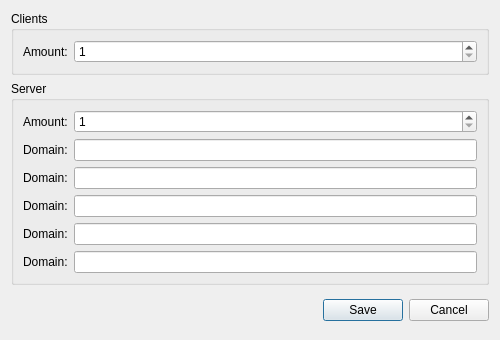
Above: src/views/dialogs/settingsdialog.ui from Filan-glitch/NetSim before the change. Below: the same form after it.
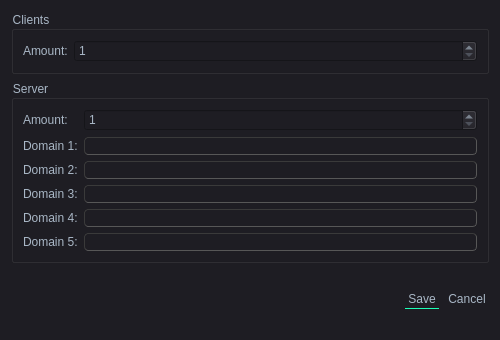
That is the form after the change. Icons and pictures are not drawn.

Commit message: Stylesheets and Icons updated

Patch:
```diff
--- a/src/views/dialogs/settingsdialog.ui
+++ b/src/views/dialogs/settingsdialog.ui
@@ -29,15 +29,425 @@
    <iconset resource="../../../assets/ressources.qrc">
     <normaloff>:/icon.svg</normaloff>:/icon.svg</iconset>
   </property>
+  <property name="styleSheet">
+   <string notr="true">/*
+Material Dark Style Sheet for QT Applications
+Author: Jaime A. Quiroga P.
+Inspired on https://github.com/jxfwinter/qt-material-stylesheet
+Company: GTRONICK
+Last updated: 04/12/2018, 15:00.
+Available at: https://github.com/GTRONICK/QSS/blob/master/MaterialDark.qss
+*/
+QMainWindow {
+	background-color:#1e1d23;
+}
+QDialog {
+	background-color:#1e1d23;
+}
+QColorDialog {
+	background-color:#1e1d23;
+}
+QTextEdit {
+	background-color:#1e1d23;
+	color: #a9b7c6;
+}
+QPlainTextEdit {
+	selection-background-color:#007b50;
+	background-color:#1e1d23;
+	border-style: solid;
+	border-top-color: transparent;
+	border-right-color: transparent;
+	border-left-color: transparent;
+	border-bottom-color: transparent;
+	border-width: 1px;
+	color: #a9b7c6;
+}
+QPushButton{
+	border-style: solid;
+	border-top-color: transparent;
+	border-right-color: transparent;
+	border-left-color: transparent;
+	border-bottom-color: transparent;
+	border-width: 1px;
+	border-style: solid;
+	color: #a9b7c6;
+	padding: 2px;
+	background-color: #1e1d23;
+}
+QPushButton::default{
+	border-style: inset;
+	border-top-color: transparent;
+	border-right-color: transparent;
+	border-left-color: transparent;
+	border-bottom-color: #04b97f;
+	border-width: 1px;
+	color: #a9b7c6;
+	padding: 2px;
+	background-color: #1e1d23;
+}
+QToolButton {
+	border-style: solid;
+	border-top-color: transparent;
+	border-right-color: transparent;
+	border-left-color: transparent;
+	border-bottom-color: #04b97f;
+	border-bottom-width: 1px;
+	border-style: solid;
+	color: #a9b7c6;
+	padding: 2px;
+	background-color: #1e1d23;
+}
+QToolButton:hover{
+	border-style: solid;
+	border-top-color: transparent;
+	border-right-color: transparent;
+	border-left-color: transparent;
+	border-bottom-color: #37efba;
+	border-bottom-width: 2px;
+	border-style: solid;
+	color: #FFFFFF;
+	padding-bottom: 1px;
+	background-color: #1e1d23;
+}
+QPushButton:hover{
+	border-style: solid;
+	border-top-color: transparent;
+	border-right-color: transparent;
+	border-left-color: transparent;
+	border-bottom-color: #37efba;
+	border-bottom-width: 1px;
+	border-style: solid;
+	color: #FFFFFF;
+	padding-bottom: 2px;
+	background-color: #1e1d23;
+}
+QPushButton:pressed{
+	border-style: solid;
+	border-top-color: transparent;
+	border-right-color: transparent;
+	border-left-color: transparent;
+	border-bottom-color: #37efba;
+	border-bottom-width: 2px;
+	border-style: solid;
+	color: #37efba;
+	padding-bottom: 1px;
+	background-color: #1e1d23;
+}
+QPushButton:disabled{
+	border-style: solid;
+	border-top-color: transparent;
+	border-right-color: transparent;
+	border-left-color: transparent;
+	border-bottom-color: #808086;
+	border-bottom-width: 2px;
+	border-style: solid;
+	color: #808086;
+	padding-bottom: 1px;
+	background-color: #1e1d23;
+}
+QLineEdit {
+	border-width: 1px; border-radius: 4px;
+	border-color: rgb(58, 58, 58);
+	border-style: inset;
+	padding: 0 8px;
+	color: #a9b7c6;
+	background:#1e1d23;
+	selection-background-color:#007b50;
+	selection-color: #FFFFFF;
+}
+QLabel {
+	color: #a9b7c6;
+}
+QLCDNumber {
+	color: #37e6b4;
+}
+QProgressBar {
+	text-align: center;
+	color: rgb(240, 240, 240);
+	border-width: 1px; 
+	border-radius: 10px;
+	border-color: rgb(58, 58, 58);
+	border-style: inset;
+	background-color:#1e1d23;
+}
+QProgressBar::chunk {
+	background-color: #04b97f;
+	border-radius: 5px;
+}
+QMenuBar {
+	background-color: #1e1d23;
+}
+QMenuBar::item {
+	color: #a9b7c6;
+  	spacing: 3px;
+  	padding: 1px 4px;
+  	background: #1e1d23;
+}
+
+QMenuBar::item:selected {
+  	background:#1e1d23;
+	color: #FFFFFF;
+}
+QMenu::item:selected {
+	border-style: solid;
+	border-top-color: transparent;
+	border-right-color: transparent;
+	border-left-color: #04b97f;
+	border-bottom-color: transparent;
+	border-left-width: 2px;
+	color: #FFFFFF;
+	padding-left:15px;
+	padding-top:4px;
+	padding-bottom:4px;
+	padding-right:7px;
+	background-color: #1e1d23;
+}
+QMenu::item {
+	border-style: solid;
+	border-top-color: transparent;
+	border-right-color: transparent;
+	border-left-color: transparent;
+	border-bottom-color: transparent;
+	border-bottom-width: 1px;
+	border-style: solid;
+	color: #a9b7c6;
+	padding-left:17px;
+	padding-top:4px;
+	padding-bottom:4px;
+	padding-right:7px;
+	background-color: #1e1d23;
+}
+QMenu{
+	background-color:#1e1d23;
+}
+QTabWidget {
+	color:rgb(0,0,0);
+	background-color:#1e1d23;
+}
+QTabWidget::pane {
+		border-color: rgb(77,77,77);
+		background-color:#1e1d23;
+		border-style: solid;
+		border-width: 1px;
+    	border-radius: 6px;
+}
+QTabBar::tab {
+	border-style: solid;
+	border-top-color: transparent;
+	border-right-color: transparent;
+	border-left-color: transparent;
+	border-bottom-color: transparent;
+	border-bottom-width: 1px;
+	border-style: solid;
+	color: #808086;
+	padding: 3px;
+	margin-left:3px;
+	background-color: #1e1d23;
+}
+QTabBar::tab:selected, QTabBar::tab:last:selected, QTabBar::tab:hover {
+  	border-style: solid;
+	border-top-color: transparent;
+	border-right-color: transparent;
+	border-left-color: transparent;
+	border-bottom-color: #04b97f;
+	border-bottom-width: 2px;
+	border-style: solid;
+	color: #FFFFFF;
+	padding-left: 3px;
+	padding-bottom: 2px;
+	margin-left:3px;
+	background-color: #1e1d23;
+}
+
+QCheckBox {
+	color: #a9b7c6;
+	padding: 2px;
+}
+QCheckBox:disabled {
+	color: #808086;
+	padding: 2px;
+}
+
+QCheckBox:hover {
+	border-radius:4px;
+	border-style:solid;
+	padding-left: 1px;
+	padding-right: 1px;
+	padding-bottom: 1px;
+	padding-top: 1px;
+	border-width:1px;
+	border-color: rgb(87, 97, 106);
+	background-color:#1e1d23;
+}
+QCheckBox::indicator:checked {
+
+	height: 10px;
+	width: 10px;
+	border-style:solid;
+	border-width: 1px;
+	border-color: #04b97f;
+	color: #a9b7c6;
+	background-color: #04b97f;
+}
+QCheckBox::indicator:unchecked {
+
+	height: 10px;
+	width: 10px;
+	border-style:solid;
+	border-width: 1px;
+	border-color: #04b97f;
+	color: #a9b7c6;
+	background-color: transparent;
+}
+QRadioButton {
+	color: #a9b7c6;
+	background-color: #1e1d23;
+	padding: 1px;
+}
+QRadioButton::indicator:checked {
+	height: 10px;
+	width: 10px;
+	border-style:solid;
+	border-radius:5px;
+	border-width: 1px;
+	border-color: #04b97f;
+	color: #a9b7c6;
+	background-color: #04b97f;
+}
+QRadioButton::indicator:!checked {
+	height: 10px;
+	width: 10px;
+	border-style:solid;
+	border-radius:5px;
+	border-width: 1px;
+	border-color: #04b97f;
+	color: #a9b7c6;
+	background-color: transparent;
+}
+QStatusBar {
+	color:#027f7f;
+}
+QSpinBox {
+	color: #a9b7c6;	
+	background-color: #1e1d23;
+}
+QDoubleSpinBox {
+	color: #a9b7c6;	
+	background-color: #1e1d23;
+}
+QTimeEdit {
+	color: #a9b7c6;	
+	background-color: #1e1d23;
+}
+QDateTimeEdit {
+	color: #a9b7c6;	
+	background-color: #1e1d23;
+}
+QDateEdit {
+	color: #a9b7c6;	
+	background-color: #1e1d23;
+}
+QComboBox {
+	color: #a9b7c6;	
+	background: #1e1d23;
+}
+QComboBox:editable {
+	background: #1e1d23;
+	color: #a9b7c6;
+	selection-background-color: #1e1d23;
+}
+QComboBox QAbstractItemView {
+	color: #a9b7c6;	
+	background: #1e1d23;
+	selection-color: #FFFFFF;
+	selection-background-color: #1e1d23;
+}
+QComboBox:!editable:on, QComboBox::drop-down:editable:on {
+	color: #a9b7c6;	
+	background: #1e1d23;
+}
+QFontComboBox {
+	color: #a9b7c6;	
+	background-color: #1e1d23;
+}
+QToolBox {
+	color: #a9b7c6;
+	background-color: #1e1d23;
+}
+QToolBox::tab {
+	color: #a9b7c6;
+	background-color: #1e1d23;
+}
+QToolBox::tab:selected {
+	color: #FFFFFF;
+	background-color: #1e1d23;
+}
+QScrollArea {
+	color: #FFFFFF;
+	background-color: #1e1d23;
+}
+QSlider::groove:horizontal {
+	height: 5px;
+	background: #04b97f;
+}
+QSlider::groove:vertical {
+	width: 5px;
+	background: #04b97f;
+}
+QSlider::handle:horizontal {
+	background: qlineargradient(x1:0, y1:0, x2:1, y2:1, stop:0 #b4b4b4, stop:1 #8f8f8f);
+	border: 1px solid #5c5c5c;
+	width: 14px;
+	margin: -5px 0;
+	border-radius: 7px;
+}
+QSlider::handle:vertical {
+	background: qlineargradient(x1:1, y1:1, x2:0, y2:0, stop:0 #b4b4b4, stop:1 #8f8f8f);
+	border: 1px solid #5c5c5c;
+	height: 14px;
+	margin: 0 -5px;
+	border-radius: 7px;
+}
+QSlider::add-page:horizontal {
+    background: white;
+}
+QSlider::add-page:vertical {
+    background: white;
+}
+QSlider::sub-page:horizontal {
+    background: #04b97f;
+}
+QSlider::sub-page:vertical {
+    background: #04b97f;
+}
+QGroupBox::title {
+	color: #a9b7c6;
+}</string>
+  </property>
   <layout class="QVBoxLayout" name="verticalLayout">
    <item>
     <widget class="QGroupBox" name="clientBox">
+     <property name="sizePolicy">
+      <sizepolicy hsizetype="Minimum" vsizetype="Minimum">
+       <horstretch>0</horstretch>
+       <verstretch>0</verstretch>
+      </sizepolicy>
+     </property>
+     <property name="styleSheet">
+      <string notr="true"/>
+     </property>
      <property name="title">
       <string>Clients</string>
      </property>
      <layout class="QFormLayout" name="formLayout_2">
       <item row="0" column="0">
        <widget class="QLabel" name="clientAmountLabel">
+        <property name="sizePolicy">
+         <sizepolicy hsizetype="Minimum" vsizetype="Minimum">
+          <horstretch>0</horstretch>
+          <verstretch>0</verstretch>
+         </sizepolicy>
+        </property>
         <property name="text">
          <string>Amount:</string>
         </property>
@@ -45,6 +455,12 @@
       </item>
       <item row="0" column="1">
        <widget class="QSpinBox" name="clientsSpinBox">
+        <property name="sizePolicy">
+         <sizepolicy hsizetype="Minimum" vsizetype="Minimum">
+          <horstretch>0</horstretch>
+          <verstretch>0</verstretch>
+         </sizepolicy>
+        </property>
         <property name="minimum">
          <number>1</number>
         </property>
@@ -58,12 +474,24 @@
    </item>
    <item>
     <widget class="QGroupBox" name="serverBox">
+     <property name="sizePolicy">
+      <sizepolicy hsizetype="Minimum" vsizetype="Minimum">
+       <horstretch>0</horstretch>
+       <verstretch>0</verstretch>
+      </sizepolicy>
+     </property>
      <property name="title">
       <string>Server</string>
      </property>
      <layout class="QFormLayout" name="formLayout">
       <item row="0" column="0">
        <widget class="QLabel" name="serverAmountLabel">
+        <property name="sizePolicy">
+         <sizepolicy hsizetype="Minimum" vsizetype="Minimum">
+          <horstretch>0</horstretch>
+          <verstretch>0</verstretch>
+         </sizepolicy>
+        </property>
         <property name="text">
          <string>Amount:</string>
         </property>
@@ -71,6 +499,12 @@
       </item>
       <item row="0" column="1">
        <widget class="QSpinBox" name="serverSpinBox">
+        <property name="sizePolicy">
+         <sizepolicy hsizetype="Minimum" vsizetype="Minimum">
+          <horstretch>0</horstretch>
+          <verstretch>0</verstretch>
+         </sizepolicy>
+        </property>
         <property name="minimum">
          <number>1</number>
         </property>
@@ -81,53 +515,118 @@
       </item>
       <item row="1" column="0">
        <widget class="QLabel" name="domainLabel_1">
+        <property name="sizePolicy">
+         <sizepolicy hsizetype="Minimum" vsizetype="Minimum">
+          <horstretch>0</horstretch>
+          <verstretch>0</verstretch>
+         </sizepolicy>
+        </property>
         <property name="text">
-         <string>Domain:</string>
+         <string>Domain 1:</string>
         </property>
        </widget>
       </item>
       <item row="1" column="1">
-       <widget class="QLineEdit" name="domainLineEdit_1"/>
+       <widget class="QLineEdit" name="domainLineEdit_1">
+        <property name="sizePolicy">
+         <sizepolicy hsizetype="Minimum" vsizetype="Minimum">
+          <horstretch>0</horstretch>
+          <verstretch>0</verstretch>
+         </sizepolicy>
+        </property>
+       </widget>
       </item>
       <item row="2" column="0">
        <widget class="QLabel" name="domainLabel_2">
+        <property name="sizePolicy">
+         <sizepolicy hsizetype="Minimum" vsizetype="Minimum">
+          <horstretch>0</horstretch>
+          <verstretch>0</verstretch>
+         </sizepolicy>
+        </property>
         <property name="text">
-         <string>Domain:</string>
+         <string>Domain 2:</string>
         </property>
        </widget>
       </item>
       <item row="2" column="1">
-       <widget class="QLineEdit" name="domainLineEdit_2"/>
+       <widget class="QLineEdit" name="domainLineEdit_2">
+        <property name="sizePolicy">
+         <sizepolicy hsizetype="Minimum" vsizetype="Minimum">
+          <horstretch>0</horstretch>
+          <verstretch>0</verstretch>
+         </sizepolicy>
+        </property>
+       </widget>
       </item>
       <item row="3" column="0">
        <widget class="QLabel" name="domainLabel_3">
+        <property name="sizePolicy">
+         <sizepolicy hsizetype="Minimum" vsizetype="Minimum">
+          <horstretch>0</horstretch>
+          <verstretch>0</verstretch>
+         </sizepolicy>
+        </property>
         <property name="text">
-         <string>Domain:</string>
+         <string>Domain 3:</string>
         </property>
        </widget>
       </item>
       <item row="3" column="1">
-       <widget class="QLineEdit" name="domainLineEdit_3"/>
+       <widget class="QLineEdit" name="domainLineEdit_3">
+        <property name="sizePolicy">
+         <sizepolicy hsizetype="Minimum" vsizetype="Minimum">
+          <horstretch>0</horstretch>
+          <verstretch>0</verstretch>
+         </sizepolicy>
+        </property>
+       </widget>
       </item>
       <item row="4" column="0">
        <widget class="QLabel" name="domainLabel_4">
+        <property name="sizePolicy">
+         <sizepolicy hsizetype="Minimum" vsizetype="Minimum">
+          <horstretch>0</horstretch>
+          <verstretch>0</verstretch>
+         </sizepolicy>
+        </property>
         <property name="text">
-         <string>Domain:</string>
+         <string>Domain 4:</string>
         </property>
        </widget>
       </item>
       <item row="4" column="1">
-       <widget class="QLineEdit" name="domainLineEdit_4"/>
+       <widget class="QLineEdit" name="domainLineEdit_4">
+        <property name="sizePolicy">
+         <sizepolicy hsizetype="Minimum" vsizetype="Minimum">
+          <horstretch>0</horstretch>
+          <verstretch>0</verstretch>
+         </sizepolicy>
+        </property>
+       </widget>
       </item>
       <item row="5" column="0">
        <widget class="QLabel" name="domainLabel_5">
+        <property name="sizePolicy">
+         <sizepolicy hsizetype="Minimum" vsizetype="Minimum">
+          <horstretch>0</horstretch>
+          <verstretch>0</verstretch>
+         </sizepolicy>
+        </property>
         <property name="text">
-         <string>Domain:</string>
+         <string>Domain 5:</string>
         </property>
        </widget>
       </item>
       <item row="5" column="1">
-       <widget class="QLineEdit" name="domainLineEdit_5"/>
+       <widget class="QLineEdit" name="domainLineEdit_5">
+        <property name="sizePolicy">
+         <sizepolicy hsizetype="Minimum" vsizetype="Minimum">
+          <horstretch>0</horstretch>
+          <verstretch>0</verstretch>
+         </sizepolicy>
+        </property>
+       </widget>
       </item>
      </layout>
     </widget>
```
The commit also changes 31 other files.
